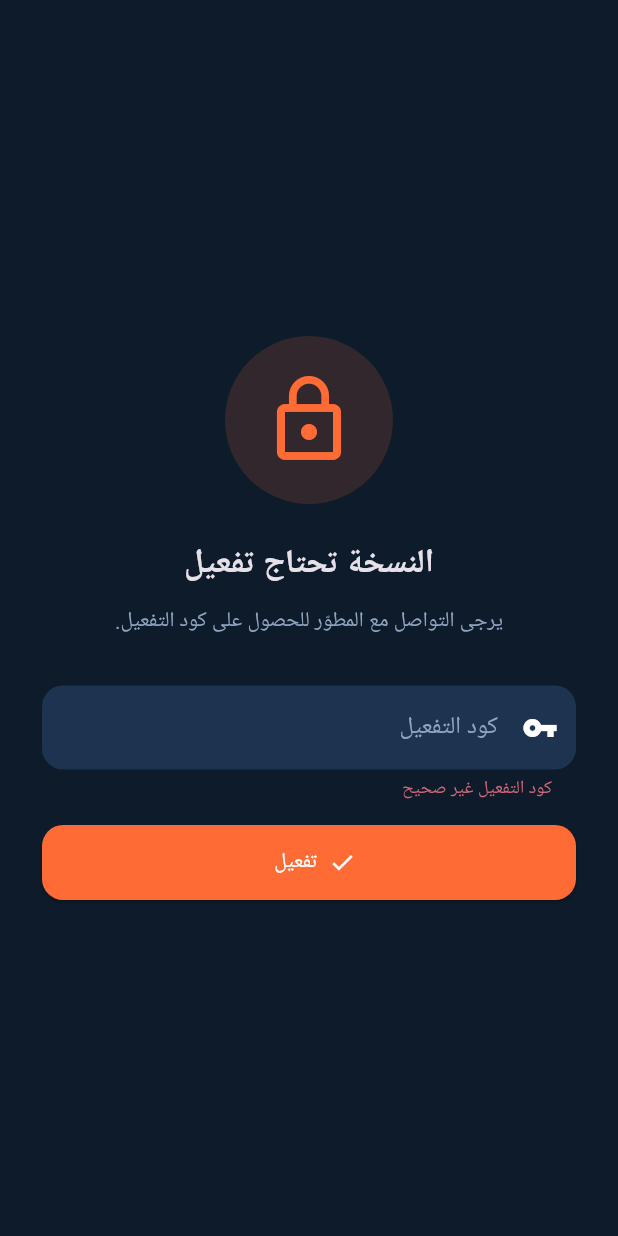
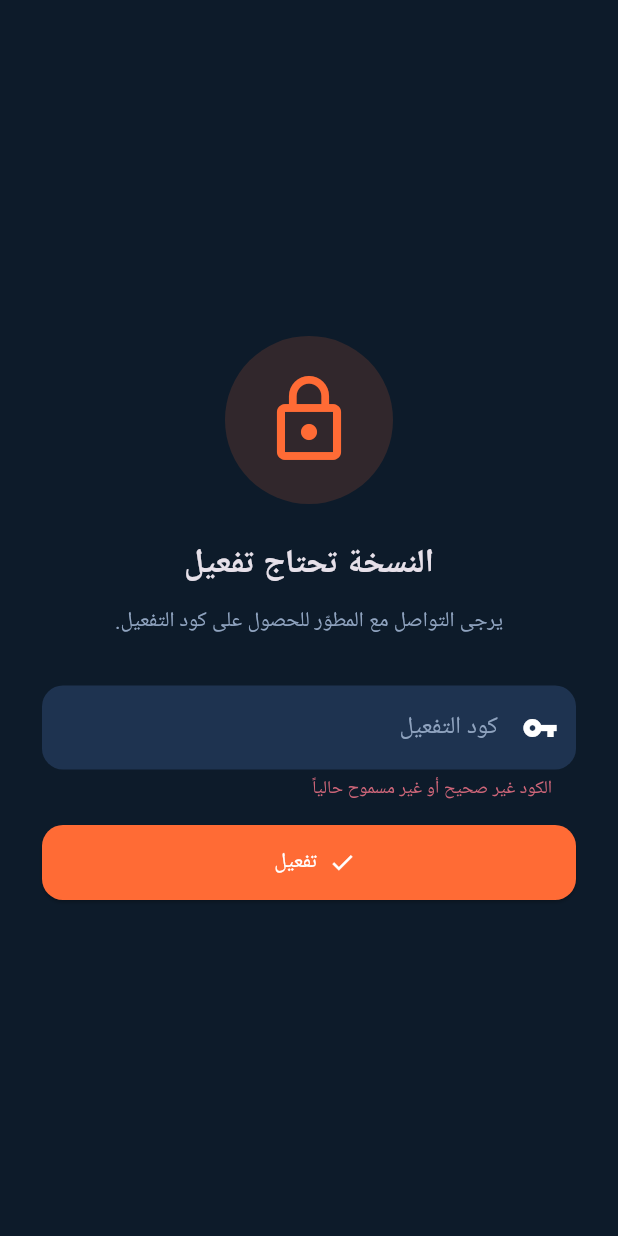
Before and after one commit to MoTechSys/Flutter-Native-App-011, a Flutter app: the LicenseScreen screen opened directly with empty values, after a tap on "تفعيل", on a phone screen of 412 x 824 dp. Run offline on Flutter 3.47's test engine with Material 3 defaults, Android fonts, the phone set to English and light mode, and no system bars; our stand-ins replace shared_preferences, sqflite, sqflite_common_ffi_web; accounts and stored records are empty; network calls fail.

Commit message:
v1.1.2: license fully remote-controlled

```diff
--- a/lib/screens/license_screen.dart
+++ b/lib/screens/license_screen.dart
@@ -36,7 +36,7 @@
     } else {
       setState(() {
         _busy = false;
-        _error = 'كود التفعيل غير صحيح';
+        _error = 'الكود غير صحيح أو غير مسموح حالياً';
       });
     }
   }
--- a/lib/services/license_service.dart
+++ b/lib/services/license_service.dart
@@ -1,11 +1,12 @@
 // ============================================================
-// CarCare - خدمة الترخيص
-// - يتحقق من ملف التحكم عن بُعد عند كل تشغيل
-// - كود التفعيل يفتح التطبيق نهائياً (مخزّن كبصمة SHA-256 فقط)
+// خدمة الترخيص - ملف التحكم عن بُعد هو المرجع دائماً
+//   { "active": true|false, "code": "XXXX", "message": "..." }
+// - active=false  => يُقفل التطبيق عند كل تشغيل (لا يوجد تفعيل دائم)
+// - code          => كود مؤقت يفتح الجلسة الحالية فقط، ويُقارن بالملف
+//                    (يمكن تغييره/حذفه من GitHub في أي وقت)
 // ============================================================
 
 import 'dart:convert';
-import 'package:crypto/crypto.dart';
 import 'package:http/http.dart' as http;
 import 'package:shared_preferences/shared_preferences.dart';
 
@@ -13,24 +14,13 @@
   static const String _remoteUrl =
       'https://raw.githubusercontent.com/MoTechSys/Flutter-Native-App-011/main/license.json';
 
-  // بصمة كود التفعيل (لا يُخزّن الكود نفسه)
-  static const String _activationHash =
-      '193167029e2553403414869d6fcb118b078c102850572b9bbbe3b06baf853dc1';
-
-  static const String _kActivated = 'lic_activated';
   static const String _kBlocked = 'lic_blocked';
   static const String _kMessage = 'lic_message';
+  static const String _kCode = 'lic_code';
 
-  /// نتيجة التحقق
+  /// يُقرأ الملف عند كل تشغيل؛ بدون إنترنت تُستخدم آخر حالة محفوظة
   static Future<LicenseState> check() async {
     final prefs = await SharedPreferences.getInstance();
-
-    // 1) مفعّل بكود؟ يفتح دائماً
-    if (prefs.getBool(_kActivated) == true) {
-      return LicenseState(allowed: true);
-    }
-
-    // 2) نحاول قراءة ملف التحكم عن بُعد
     try {
       final uri = Uri.parse(
         '$_remoteUrl?t=${DateTime.now().millisecondsSinceEpoch}',
@@ -40,34 +30,27 @@
         final data = jsonDecode(res.body) as Map<String, dynamic>;
         final active = data['active'] == true;
         final msg = (data['message'] ?? '').toString();
-        // نحفظ آخر حالة معروفة للاستخدام بدون نت
+        final code = (data['code'] ?? '').toString().trim().toUpperCase();
         await prefs.setBool(_kBlocked, !active);
         await prefs.setString(_kMessage, msg);
+        await prefs.setString(_kCode, code);
         return LicenseState(allowed: active, message: msg);
       }
     } catch (_) {
-      // لا يوجد إنترنت أو خطأ -> نستخدم آخر حالة محفوظة
+      // لا يوجد إنترنت -> آخر حالة معروفة
     }
-
-    final blocked = prefs.getBool(_kBlocked) ?? false;
     return LicenseState(
-      allowed: !blocked,
+      allowed: !(prefs.getBool(_kBlocked) ?? false),
       message: prefs.getString(_kMessage) ?? '',
     );
   }
 
-  /// محاولة التفعيل بالكود
-  static Future<bool> activate(String code) async {
-    final hash = sha256
-        .convert(utf8.encode(code.trim().toUpperCase()))
-        .toString();
-    if (hash == _activationHash) {
-      final prefs = await SharedPreferences.getInstance();
-      await prefs.setBool(_kActivated, true);
-      await prefs.setBool(_kBlocked, false);
-      return true;
-    }
-    return false;
+  /// فتح مؤقت للجلسة الحالية فقط إذا طابق الكود ما في الملف
+  static Future<bool> activate(String input) async {
+    final prefs = await SharedPreferences.getInstance();
+    final code = prefs.getString(_kCode) ?? '';
+    if (code.isEmpty) return false; // لا يوجد كود مسموح حالياً
+    return input.trim().toUpperCase() == code;
   }
 }
 
--- a/pubspec.yaml
+++ b/pubspec.yaml
@@ -1,7 +1,7 @@
 name: carcare
 description: "CarCare - سجل السيارة الذكي: إدارة الزيت، الإطارات، البطارية، الصيانة الدورية، استهلاك الوقود وتاريخ الإصلاحات."
 publish_to: 'none'
-version: 1.1.1+3
+version: 1.1.2+4
 
 environment:
   sdk: ^3.9.2
```
